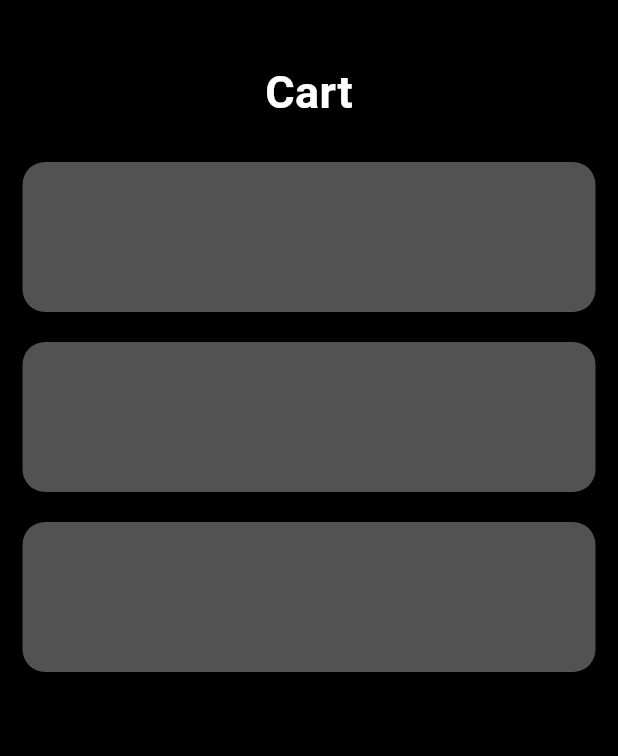
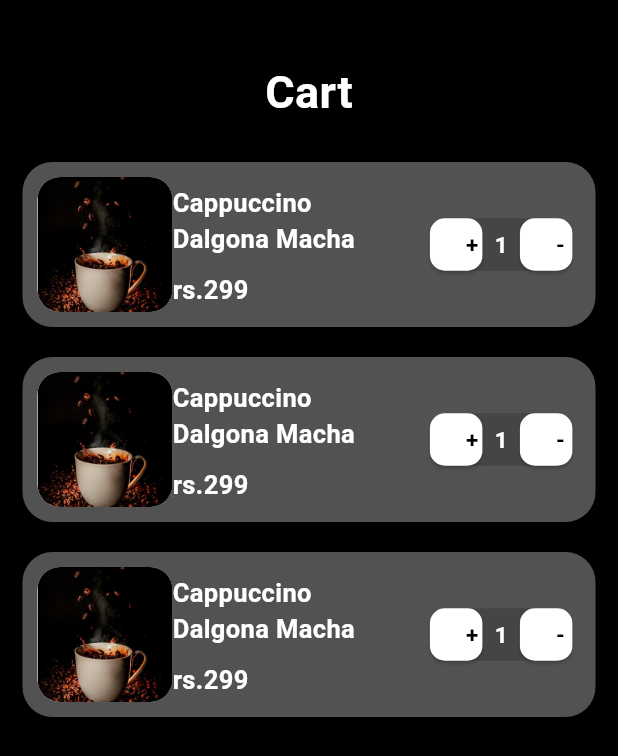
Before and after one commit to Darwynkjoy/Barista_coffee, a Flutter app: the screen it shows after launch, on a phone screen of 412 x 824 dp. Shown: the top 756 px of the screen. Run offline on Flutter 3.47's test engine with Material 3 defaults, Android fonts, the phone set to English and light mode, and no system bars.

Commit message:
daily push

```diff
--- a/lib/cartpage.dart
+++ b/lib/cartpage.dart
@@ -19,9 +19,65 @@ class Cartpage extends StatelessWidget{
             padding: EdgeInsets.all(15),
             itemBuilder: (context,index){
               return Container(
-                height: 100,
+                child: Row(
+                  children: [
+                    Padding(padding: EdgeInsets.only(left: 10.0)),
+                    Container(
+                      height: 90,
+                      width: 90,
+                      decoration: BoxDecoration(
+                        borderRadius: BorderRadius.circular(15),
+                        color: const Color.fromARGB(255, 255, 254, 254),
+                        image: DecorationImage(image: AssetImage("assets/images/coffee.jpeg"),fit: BoxFit.cover)
+                        ),
+                      ),
+                  Column(
+                    crossAxisAlignment: CrossAxisAlignment.start,
+                    children: [
+                      Padding(padding: EdgeInsets.only(top: 15.0)),
+                      Text("Cappuccino",style: TextStyle(fontSize: 17,fontWeight: FontWeight.bold,color: Colors.white),),
+                      Text("Dalgona Macha",style: TextStyle(fontSize: 17,fontWeight: FontWeight.bold,color: Colors.white),),
+                      SizedBox(height: 10,),
+                      Text("rs.299",style: TextStyle(fontSize: 17,fontWeight: FontWeight.bold,color: Colors.white),),
+                    ],
+                  ),
+                  SizedBox(width: 50,),
+                  Container(
+                    height: 35,
+                    width: 95,
+                    decoration: BoxDecoration(borderRadius: BorderRadius.circular(10),color: const Color.fromARGB(255, 69, 69, 69)),
+                    child: Row(
+                      mainAxisAlignment: MainAxisAlignment.spaceBetween,
+                      children: [
+                        SizedBox(
+                          height: 35,
+                          width: 35,
+                          child: ElevatedButton(
+                            style: ElevatedButton.styleFrom(
+                              backgroundColor: Colors.white,
+                              shape: RoundedRectangleBorder(borderRadius: BorderRadius.circular(10))
+                            ),
+                            onPressed: (){}, child: Center(child: Text("+",style: TextStyle(color: Colors.black,fontSize: 15,fontWeight: FontWeight.bold),)),)),
+
+                        Text("1",style: TextStyle(color: Colors.white,fontSize: 15,fontWeight: FontWeight.bold),),
+
+                        SizedBox(
+                          height: 35,
+                          width: 35,
+                          child: ElevatedButton(
+                            style: ElevatedButton.styleFrom(
+                              backgroundColor: Colors.white,
+                              shape: RoundedRectangleBorder(borderRadius: BorderRadius.circular(10))
+                            ),
+                            onPressed: (){}, child: Center(child: Text("-",style: TextStyle(color: Colors.black,fontSize: 15,fontWeight: FontWeight.bold),)),))
+                      ],
+                    ),
+                  ),
+                  ],
+                ),
+                height: 110,
                 width: 200,
-                decoration: BoxDecoration(borderRadius: BorderRadius.circular(15),color: const Color.fromARGB(255, 82, 82, 82)),
+                decoration: BoxDecoration(borderRadius: BorderRadius.circular(20),color: const Color.fromARGB(255, 82, 82, 82)),
               );
             },
             separatorBuilder: (context,index){
--- a/lib/main.dart
+++ b/lib/main.dart
@@ -1,7 +1,5 @@
 import 'package:barista/cartpage.dart';
-import 'package:barista/homepage.dart';
 import 'package:barista/productpage.dart';
-import 'package:barista/welcome.dart';
 import 'package:flutter/material.dart';
 
 void main() {
```
